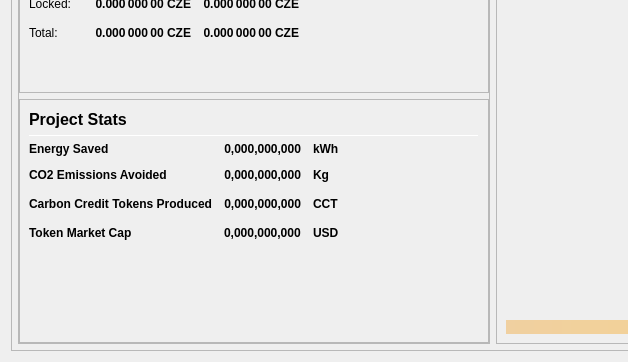
Carbon-Zero/CarbonZero, file src/qt/forms/overviewpage.ui: the form before one commit; both pictures show x 0 to 628 and y 479 to 841 of the 978 by 841 pixel window.
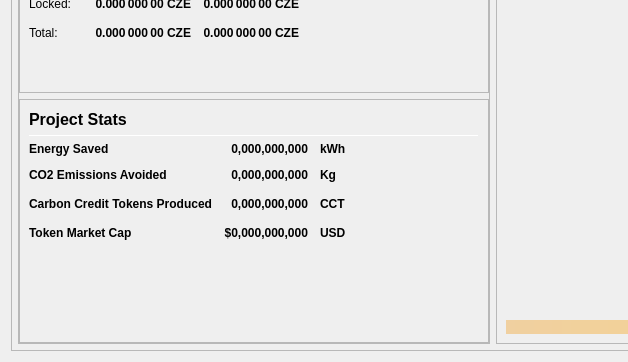
The form after the commit.

Diff of the .ui file:
```diff
--- a/src/qt/forms/overviewpage.ui
+++ b/src/qt/forms/overviewpage.ui
@@ -1084,7 +1084,10 @@
                           </font>
                          </property>
                          <property name="text">
-                          <string>0,000,000,000</string>
+                          <string>$0,000,000,000</string>
+                         </property>
+                         <property name="alignment">
+                          <set>Qt::AlignRight|Qt::AlignTrailing|Qt::AlignVCenter</set>
                          </property>
                         </widget>
                        </item>
@@ -1111,7 +1114,7 @@
                        <property name="sizeHint" stdset="0">
                         <size>
                          <width>20</width>
-                         <height>40</height>
+                         <height>35</height>
                         </size>
                        </property>
                       </spacer>
```
